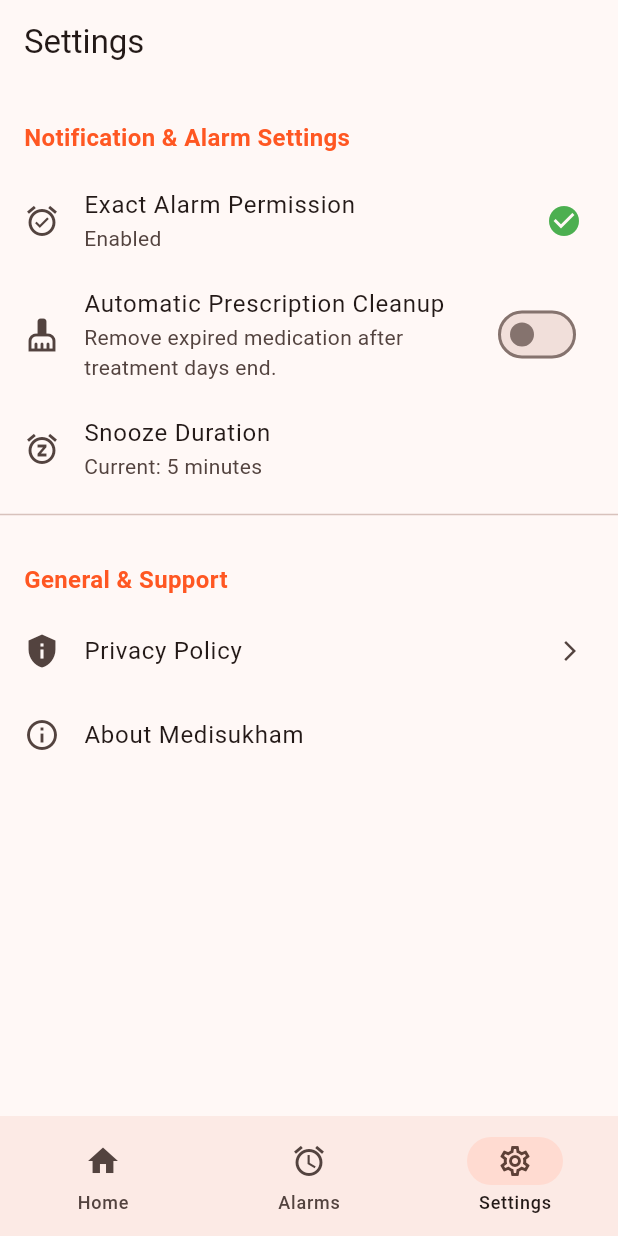
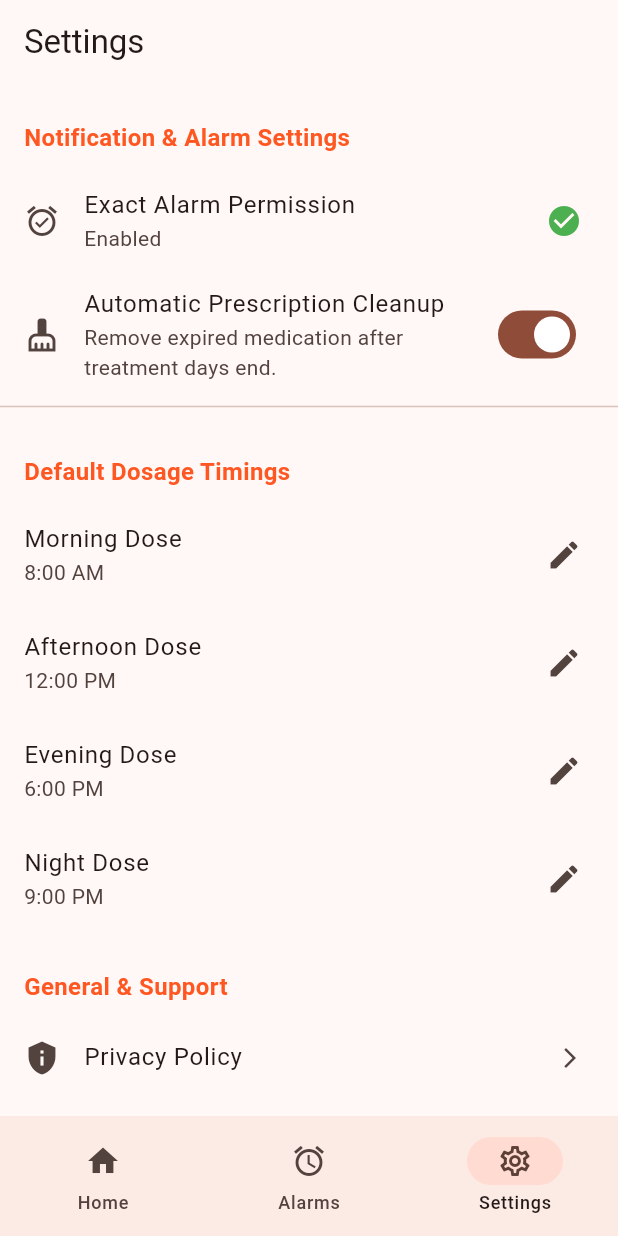
Before and after one commit to simonknowsstuff/medisukham, a Flutter app: the screen it shows after launch, item 3 of the bottom bar chosen, after a tap on "Automatic Prescription Cleanup", on a phone screen of 412 x 824 dp. Run offline on Flutter 3.47's test engine with Material 3 defaults, Android fonts, the phone set to English and light mode, and no system bars; our stand-ins replace cloud_functions, firebase_auth, firebase_core, flutter_local_notifications, image_cropper, image_picker and 3 more; missing offline and left inert: alarm, firebase_app_check; accounts and stored records are empty; generated files the repository leaves out were written again.

Commit message:
added alarms, new settings service

```diff
--- a/lib/main.dart
+++ b/lib/main.dart
@@ -1,19 +1,28 @@
+import 'package:alarm/alarm.dart';
 import 'package:firebase_app_check/firebase_app_check.dart';
 import 'package:flutter/foundation.dart';
 import 'package:flutter/material.dart';
 import 'package:firebase_core/firebase_core.dart';
 import 'package:flutter_local_notifications/flutter_local_notifications.dart';
+import 'package:medisukham/services/gemini_api_service.dart';
+import 'package:medisukham/services/settings_service.dart';
 import 'package:timezone/data/latest_all.dart' as tz;
 import 'package:timezone/timezone.dart' as tz;
 import 'app.dart';
 import 'firebase_options.dart';
 import 'debug_secret.dart'; // File contains debug key for cloud functions.
 
-final FlutterLocalNotificationsPlugin flutterLocalNotificationsPlugin =
-    FlutterLocalNotificationsPlugin();
+// final FlutterLocalNotificationsPlugin flutterLocalNotificationsPlugin =
+//     FlutterLocalNotificationsPlugin();
 
 Future<void> main() async {
   WidgetsFlutterBinding.ensureInitialized();
+
+  // Initialise settings
+  final settingsService = SettingsService();
+
+  // Initialise Gemini API Service
+  GeminiApiService.initialize(settingsService);
 
   // Initialising Firebase
   await Firebase.initializeApp(options: DefaultFirebaseOptions.currentPlatform);
@@ -41,17 +50,20 @@
   // }
 
   // Local notifications setup:
-  flutterLocalNotificationsPlugin
-      .resolvePlatformSpecificImplementation<
-        AndroidFlutterLocalNotificationsPlugin
-      >()
-      ?.requestNotificationsPermission();
-  const AndroidInitializationSettings androidInitializationSettings =
-      AndroidInitializationSettings('@mipmap/ic_launcher');
-  const InitializationSettings initializationSettings = InitializationSettings(
-    android: androidInitializationSettings,
-  );
-  await flutterLocalNotificationsPlugin.initialize(initializationSettings);
+  // flutterLocalNotificationsPlugin
+  //     .resolvePlatformSpecificImplementation<
+  //       AndroidFlutterLocalNotificationsPlugin
+  //     >()
+  //     ?.requestNotificationsPermission();
+  // const AndroidInitializationSettings androidInitializationSettings =
+  //     AndroidInitializationSettings('@mipmap/ic_launcher');
+  // const InitializationSettings initializationSettings = InitializationSettings(
+  //   android: androidInitializationSettings,
+  // );
+  // await flutterLocalNotificationsPlugin.initialize(initializationSettings);
+
+  // Initialise alarms
+  await Alarm.init();
 
   // Timezone Initialisation:
   tz.initializeTimeZones();
--- a/lib/screens/alarms_screen.dart
+++ b/lib/screens/alarms_screen.dart
@@ -4,6 +4,7 @@
 import 'package:medisukham/widgets/prescription_node_widget.dart';
 import 'package:medisukham/services/permission_service.dart';
 import 'package:medisukham/app.dart';
+import 'package:shared_preferences/shared_preferences.dart';
 
 class AlarmScreen extends StatefulWidget {
   const AlarmScreen({super.key});
@@ -15,6 +16,7 @@
 class _AlarmScreenState extends State<AlarmScreen> {
   List<PrescriptionNode> _allMedications = [];
   bool _isLoading = true;
+  SharedPreferencesAsync sharedPrefs = SharedPreferencesAsync();
 
   @override
   void initState() {
--- a/lib/screens/prescription_screen.dart
+++ b/lib/screens/prescription_screen.dart
@@ -59,7 +59,7 @@
       medicineName: 'Sample Medicine',
       startDate: DateTime.now(),
       days: 1,
-      timings: [],
+      timings: [DosageTiming(minutesPastMidnight: 480)],
     );
   }
 
--- a/lib/screens/settings_screen.dart
+++ b/lib/screens/settings_screen.dart
@@ -1,7 +1,7 @@
 import 'package:flutter/material.dart';
 import 'package:url_launcher/url_launcher.dart';
 import 'package:medisukham/services/permission_service.dart';
-import 'package:shared_preferences/shared_preferences.dart';
+import 'package:medisukham/services/settings_service.dart';
 
 class SettingsScreen extends StatefulWidget {
   const SettingsScreen({super.key});
@@ -11,23 +11,17 @@
 }
 
 class _SettingsScreenState extends State<SettingsScreen> {
-  // Example State: This should reflect the current saved preference
-  static const String _timeContextSettingsKey = 'time_context_settings';
-  static const String _autoCleanUpSettingKey = 'auto_cleanup_settings';
-  SharedPreferencesAsync sharedPrefs = SharedPreferencesAsync();
-
-  bool? _isAutoCleanupEnabled = true;
+  final SettingsService _settingsService = SettingsService();
+  late Future<Map<String, int>> _initialTimingsFuture;
 
   @override
   void initState() {
     super.initState();
+    _initialTimingsFuture = _settingsService.getAllTimings();
   }
 
-  void _toggleAutoCleanup(bool newValue) {
-    setState(() async {
-      _isAutoCleanupEnabled = newValue;
-      await sharedPrefs.setBool(_autoCleanUpSettingKey, newValue);
-    });
+  void _toggleAutoCleanup(bool newValue) async {
+    await _settingsService.setAutoCleanup(newValue);
   }
 
   Future<void> _launchUrl(String url) async {
@@ -41,6 +35,70 @@
         ).showSnackBar(SnackBar(content: Text('Could not open $url')));
       }
     }
+  }
+
+  Future<void> _selectAndSaveTime(
+    BuildContext context,
+    String label,
+    TimeOfDay currentTime,
+  ) async {
+    final TimeOfDay? newTime = await showTimePicker(
+      context: context,
+      initialTime: currentTime,
+    );
+
+    if (newTime != null) {
+      try {
+        await _settingsService.updateTiming(label, newTime);
+
+        if (mounted) {
+          ScaffoldMessenger.of(context).showSnackBar(
+            SnackBar(
+              content: Text(
+                '$label time updated to ${newTime.format(context)}',
+              ),
+            ),
+          );
+        }
+      } catch (e) {
+        if (mounted) {
+          ScaffoldMessenger.of(
+            context,
+          ).showSnackBar(SnackBar(content: Text('Error saving time: $e')));
+        }
+      }
+    }
+  }
+
+  Widget _buildTimingsList() {
+    const List<String> labels = ['Morning', 'Afternoon', 'Evening', 'Night'];
+
+    return ListenableBuilder(
+      listenable: SettingsService(),
+      builder: (context, child) {
+        return Column(
+          children: labels.map((label) {
+            return FutureBuilder<TimeOfDay>(
+              // Using future builder again because the getter is Future-based:
+              future: _settingsService.getTiming(label),
+              builder: (context, timeSnapshot) {
+                if (!timeSnapshot.hasData) {
+                  return const LinearProgressIndicator();
+                }
+                final currentTime = timeSnapshot.data!;
+
+                return ListTile(
+                  title: Text('$label Dose'),
+                  subtitle: Text(currentTime.format(context)),
+                  trailing: const Icon(Icons.edit),
+                  onTap: () => _selectAndSaveTime(context, label, currentTime),
+                );
+              },
+            );
+          }).toList(),
+        );
+      },
+    );
   }
 
   @override
@@ -84,30 +142,53 @@
             },
           ),
 
-          // Automatic Cleanup Toggle
-          SwitchListTile(
-            title: const Text('Automatic Prescription Cleanup'),
-            subtitle: const Text(
-              'Remove expired medication after treatment days end.',
-            ),
-            secondary: const Icon(Icons.cleaning_services),
-            value: _isAutoCleanupEnabled!,
-            onChanged: _toggleAutoCleanup,
-          ),
+          FutureBuilder<bool>(
+              future: _settingsService.getAutoCleanup(),
+              builder: (context, snapshot) {
+                if (!snapshot.hasData) {
+                  return const LinearProgressIndicator();
+                }
+                final isEnabled = snapshot.data!;
 
-          // Snooze Duration
-          ListTile(
-            leading: const Icon(Icons.snooze),
-            title: const Text('Snooze Duration'),
-            subtitle: const Text('Current: 5 minutes'),
-            onTap: () {
-              // TODO: Implement dialog to change snooze duration
-            },
+                return SwitchListTile(
+                    title: const Text('Automatic Prescription Cleanup'),
+                    subtitle: const Text('Remove expired medication after treatment days end.'),
+                    secondary: const Icon(Icons.cleaning_services),
+                    value: isEnabled,
+                    onChanged: _toggleAutoCleanup,
+                );
+              }
           ),
 
           const Divider(),
 
-          // SECTION 2: GENERAL & ABOUT
+          // SECTION 2: DEFAULT TIMINGS LIST
+          const Padding(
+            padding: EdgeInsets.fromLTRB(16, 24, 16, 8),
+            child: Text(
+              'Default Dosage Timings',
+              style: TextStyle(
+                fontWeight: FontWeight.bold,
+                fontSize: 16,
+                color: Colors.deepOrange,
+              ),
+            ),
+          ),
+
+          FutureBuilder<Map<String, int>>(
+            future: _initialTimingsFuture,
+            builder: (context, snapshot) {
+              if (snapshot.connectionState == ConnectionState.waiting) {
+                return const Center(child: CircularProgressIndicator());
+              }
+              if (snapshot.hasError) {
+                return Center(child: Text('Error loading timings: ${snapshot.error}'));
+              }
+              return _buildTimingsList();
+            }
+          ),
+
+          // SECTION 3: GENERAL & ABOUT
           const Padding(
             padding: EdgeInsets.fromLTRB(16, 24, 16, 8),
             child: Text(
--- /dev/null
+++ b/lib/services/settings_service.dart
@@ -0,0 +1,61 @@
+import 'dart:convert';
+import 'package:flutter/material.dart';
+import 'package:shared_preferences/shared_preferences.dart';
+
+class SettingsService extends ChangeNotifier {
+  SettingsService._internal();
+  static final SettingsService _instance = SettingsService._internal();
+  factory SettingsService() => _instance;
+  SharedPreferencesAsync sharedPrefs = SharedPreferencesAsync();
+
+  static const String _keyTimingsMap = 'timings_map';
+  static const String _keyAutoCleanup = 'auto_cleanup';
+  static const String _keyVibrate = 'vibrate';
+  static const String _keyVolume = 'volume';
+
+  final Map<String, int> _defaultTimings = {
+    'Morning': 480,
+    'Afternoon': 720,
+    'Evening': 1080,
+    'Night': 1260,
+  };
+
+  // Timings:
+  Future<Map<String, int>> getAllTimings() async {
+    final String? jsonString = await sharedPrefs.getString(_keyTimingsMap);
+    if (jsonString == null) return Map.from(_defaultTimings);
+
+    try {
+      final Map<String, dynamic> decoded = jsonDecode(jsonString);
+      return decoded.map((key, value) =>
+        MapEntry(key, value as int)
+      );
+    } catch (e) {
+      return Map.from(_defaultTimings);
+    }
+  }
+
+  Future<void> updateTiming(String label, TimeOfDay time) async {
+    final timings = await getAllTimings();
+    timings[label] = time.hour * 60 + time.minute;
+
+    await sharedPrefs.setString(_keyTimingsMap, jsonEncode(timings));
+    notifyListeners();
+  }
+
+  Future<TimeOfDay> getTiming(String label) async {
+    final timings = await getAllTimings();
+    final minutes = timings[label] ?? _defaultTimings[label] ?? 480;
+    return TimeOfDay(hour: minutes ~/ 60, minute: minutes % 60);
+  }
+
+  // Auto-Cleanup:
+  Future<bool> getAutoCleanup() async {
+    return await sharedPrefs.getBool(_keyAutoCleanup) ?? true;
+  }
+
+  Future<void> setAutoCleanup(bool value) async {
+    await sharedPrefs.setBool(_keyAutoCleanup, value);
+    notifyListeners();
+  }
+}
--- a/pubspec.yaml
+++ b/pubspec.yaml
@@ -50,6 +50,7 @@
   uuid: ^4.5.2
   url_launcher: ^6.3.2
   shared_preferences: ^2.5.4
+  alarm: ^5.1.5
 
 dev_dependencies:
   flutter_test:
@@ -73,7 +74,8 @@
   # included with your application, so that you can use the icons in
   # the material Icons class.
   uses-material-design: true
-
+  assets:
+    - assets/
   # To add assets to your application, add an assets section, like this:
   # assets:
   #   - images/a_dot_burr.jpeg
```
Also changed, not shown: lib/models/prescription_node.dart (+2 -24 lines), lib/services/alarm_persistence_service.dart (+44 -32 lines), lib/services/gemini_api_service.dart (+53 -11 lines), pubspec.lock, 4 other files.
